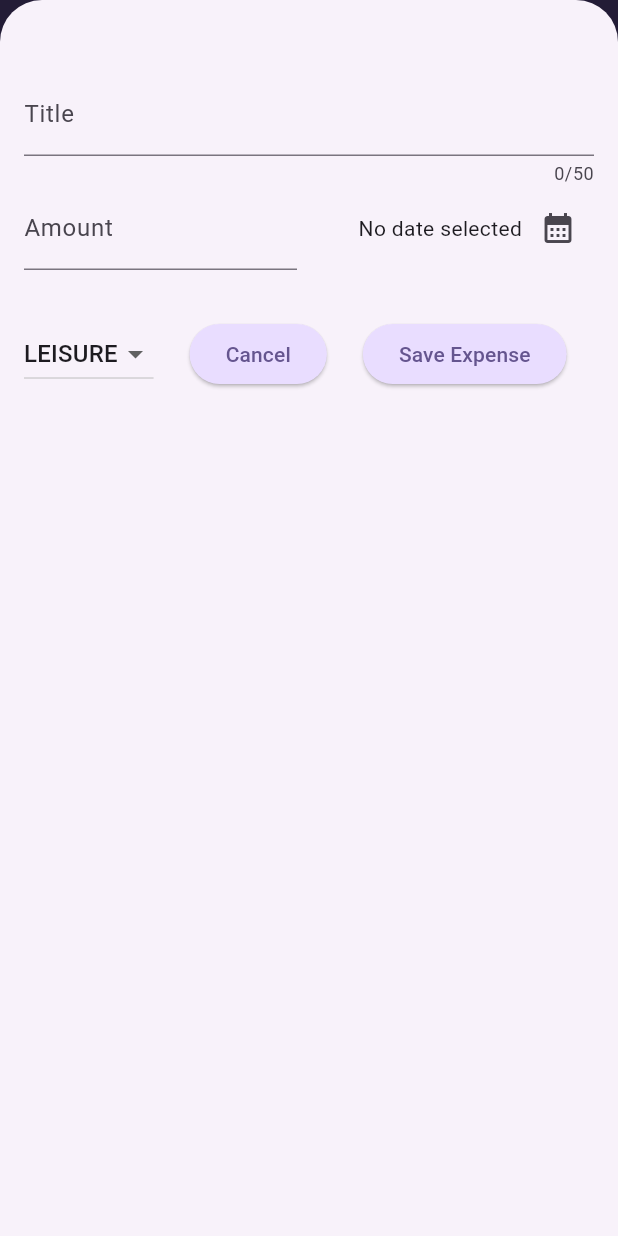
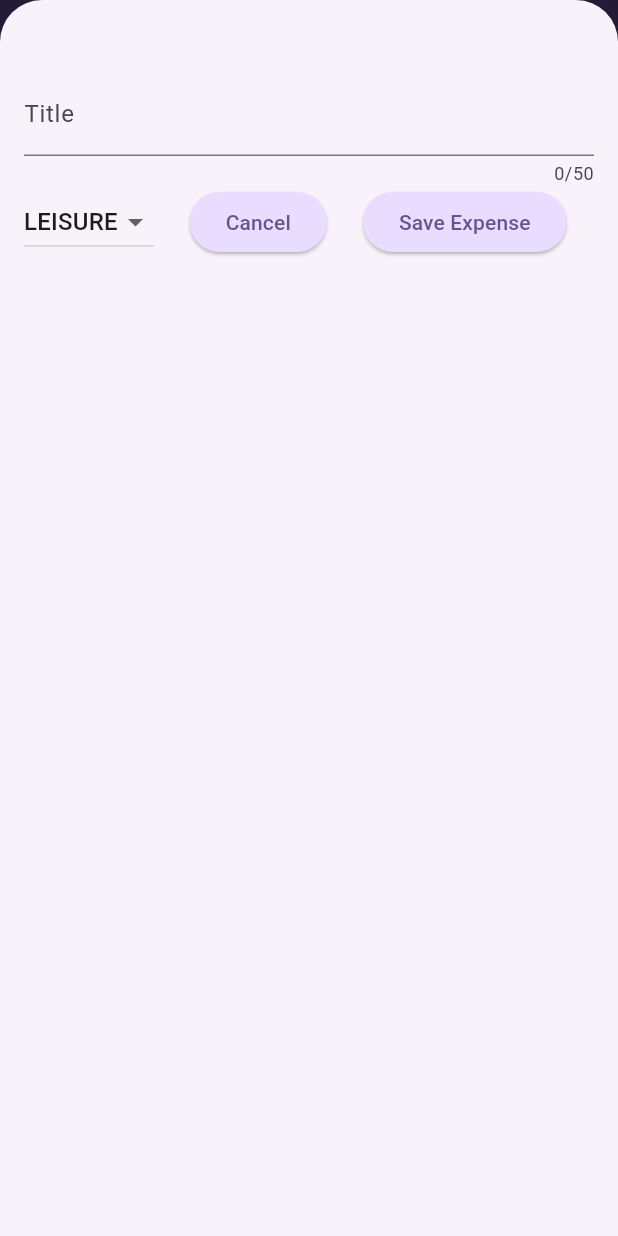
Before and after one commit to cawoolf/expense_tracker, a Flutter app: the screen it shows after launch, after a tap on the "add" icon, on a phone screen of 412 x 824 dp. Run offline on Flutter 3.47's test engine with Material 3 defaults, Android fonts, the phone set to English and light mode, and no system bars.

Commit message:
141 more troubleshooting

```diff
--- a/lib/main.dart
+++ b/lib/main.dart
@@ -1,6 +1,5 @@
 import 'package:expense_tracker/expenses.dart';
 import 'package:flutter/material.dart';
-import 'package:flutter/services.dart';
 
 var kColorScheme =
     ColorScheme.fromSeed(seedColor: const Color.fromARGB(255, 96, 59, 181));
--- a/lib/widgets/new_expense.dart
+++ b/lib/widgets/new_expense.dart
@@ -1,4 +1,3 @@
-import 'package:flutter/foundation.dart';
 import 'package:flutter/material.dart';
 import 'package:intl/intl.dart';
 import 'package:expense_tracker/models/expense.dart' as expense;
@@ -10,7 +9,6 @@ class NewExpense extends StatefulWidget {
 
   final void Function(expense.Expense expense)
       onAddExpense; // Dependency injection with setState. Uses a callback to Expenses()
-
 
   @override
   State<StatefulWidget> createState() {
@@ -88,29 +86,36 @@ class _NewExpenseState extends State<NewExpense> {
     super.dispose();
   }
 
+  // @override
+  // Widget build(BuildContext context) {
+  //   final keyboardSpace = MediaQuery.of(context).viewInsets.bottom;
+  //
+  //   return SizedBox(
+  //     height: double.infinity,
+  //     child: SingleChildScrollView(
+  //       child: Padding(
+  //           padding: EdgeInsets.fromLTRB(16,48,16,keyboardSpace + 16),
+  //           child: Column(
+  //             children: [
+  //               _titleField(),
+  //            _amountRow(),
+  //               SizedBox(height: 32.0),
+  //               _bottomRow(context)
+  //             ],
+  //           )),
+  //     ),
+  //   );
+  // }
+
   @override
   Widget build(BuildContext context) {
     final keyboardSpace = MediaQuery.of(context).viewInsets.bottom;
+    return LayoutBuilder(builder: (ctx, constraints) {
+      print(constraints.minWidth);
+      print(constraints.maxWidth);
+      print(constraints.minHeight);
+      print(constraints.maxWidth);
 
-    return SizedBox(
-      height: double.infinity,
-      child: SingleChildScrollView(
-        child: Padding(
-            padding: EdgeInsets.fromLTRB(16,48,16,keyboardSpace + 16),
-            child: Column(
-              children: [
-                _titleField(),
-                _amountRow(),
-                SizedBox(height: 32.0),
-                _bottomRow(context)
-              ],
-            )),
-      ),
-    );
-  }
-
-  /*
-    return LayoutBuilder(builder: (ctx, constraints) {
       final width = constraints.maxWidth;
       return SizedBox(
         height: double.infinity,
@@ -119,19 +124,25 @@ class _NewExpenseState extends State<NewExpense> {
               padding: EdgeInsets.fromLTRB(16, 48, 16, keyboardSpace + 16),
               child: Column(
                 children: [
-                  // if(width > 600)
-                  //   _titleField()
-                  // else
+                  if (width >= 600)
+                    Row(
+                        crossAxisAlignment: CrossAxisAlignment.start,
+                      children: [
+                      Expanded(child: _titleField()),
+                      SizedBox(width: 24),
+                      Expanded(child: _amountTextField())
+                    ])
+                  else
                     _titleField(),
-                  _amountRow(),
-                  SizedBox(height: 32.0),
+                    // _amountRow(),
+                    // SizedBox(height: 32.0),
                   _bottomRow(context)
                 ],
               )),
         ),
       );
     });
-   */
+  }
 
   TextField _titleField() {
     return TextField(
@@ -177,19 +188,17 @@ class _NewExpenseState extends State<NewExpense> {
     );
   }
 
-  Row _amountRow() {
-    return Row(
-      children: [
-        Expanded(
-          child: TextField(
+  TextField _amountTextField() {
+    return TextField(
             controller: _amountController,
             keyboardType: TextInputType.number,
             decoration:
                 InputDecoration(prefixText: '\$ ', label: Text('Amount')),
-          ),
-        ),
-        SizedBox(width: 16),
-        Expanded(
+          );
+  }
+
+  Expanded _datePicker() {
+    return Expanded(
           child: Row(
         mainAxisAlignment: MainAxisAlignment.end,
         crossAxisAlignment: CrossAxisAlignment.center,
@@ -201,9 +210,7 @@ class _NewExpenseState extends State<NewExpense> {
               onPressed: _presentDatePicker,
               icon: const Icon(Icons.calendar_month))
         ],
-        ))
-      ],
-    );
+      ));
   }
 }
 
```
Also changed, not shown: 1 other file. Lines whose indentation alone changed are shown as unchanged.
